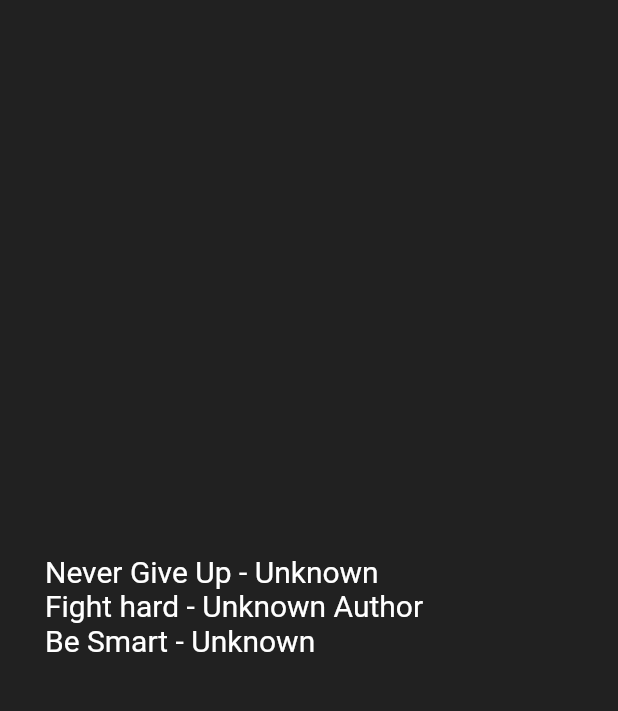
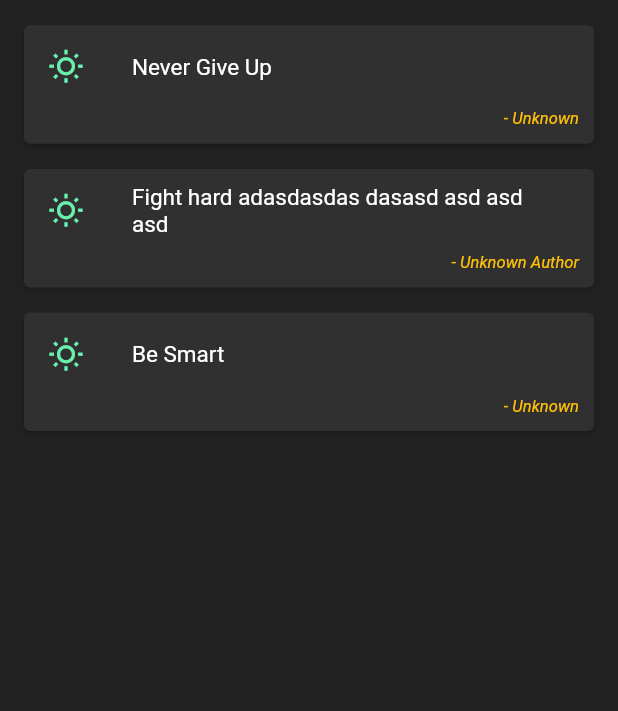
Before and after one commit to bhormilind-dev/FlutterPractice, a Flutter app: the screen it shows after launch, on a phone screen of 412 x 824 dp, the part 84-795 px from its top. Run offline on Flutter 3.47's test engine with Material 2 defaults, Android fonts, the phone set to English and light mode, and no system bars.

Commit message:
Displaying 'Quotes' with Material Card

```diff
--- a/QuoteApp/lib/main.dart
+++ b/QuoteApp/lib/main.dart
@@ -1,5 +1,5 @@
 import 'package:flutter/material.dart';
-import 'package:quote_app/_common/_models/Quotes.dart';
+import 'package:quote_app/_common/_models/Quote.dart';
 
 
 void main() {
@@ -12,9 +12,43 @@ class MyApp extends StatelessWidget {
 
   List<Quotes> quotes = [
     Quotes(text: 'Never Give Up', author: 'Unknown'),
-    Quotes(text: 'Fight hard', author: 'Unknown Author'),
+    Quotes(text: 'Fight hard adasdasdas dasasd asd asd asd', author: 'Unknown Author'),
     Quotes(text: 'Be Smart', author: 'Unknown'),
   ];
+
+  Widget getQuoteWidget(Quotes quote) {
+    return Card(
+      color: Colors.grey[850],
+      margin: const EdgeInsets.fromLTRB(16.0, 16.8, 16.0, 0),
+      child: Padding(
+        padding: const EdgeInsets.fromLTRB(0,0,10,10),
+        child: Column(
+          children: [
+              ListTile(
+                leading: const Icon(Icons.wb_sunny_outlined, color: Colors.greenAccent),
+                title: Text(quote.text,
+                style: const TextStyle(
+                  fontSize: 15.0,
+                  color: Colors.white
+                )),
+              ),
+              Row(
+                mainAxisAlignment: MainAxisAlignment.end,
+                children: [
+                  Text(' - ${quote.author}',
+                    style: const TextStyle(
+                        fontSize: 11.0,
+                        color: Colors.amber,
+                        fontStyle: FontStyle.italic
+                    )),
+                ],
+              ),
+          ],
+        ),
+      ),
+    );
+  }
+
 
   @override
   Widget build(BuildContext context) {
@@ -27,17 +61,11 @@ class MyApp extends StatelessWidget {
         foregroundColor: Colors.white,
         elevation: 0.0,
       ),
-      body:  Padding(
-        padding: EdgeInsets.fromLTRB(30, 40, 30, 0),
-        child: Column(
-          mainAxisAlignment: MainAxisAlignment.center,
+      body: Column(
+          mainAxisAlignment: MainAxisAlignment.start,
           crossAxisAlignment: CrossAxisAlignment.stretch,
-          children: quotes.map((e) => Text('${e.text} - ${e.author}', style: TextStyle(
-            color: Colors.white,
-            fontSize: 20.0
-          ),)).toList()
+          children: quotes.map((e) => getQuoteWidget(e)).toList()
         ),
-      ),
     );
   }
 }
```
Also changed, not shown: QuoteApp/lib/_common/_models/Quote.dart (renamed from QuoteApp/lib/_common/_models/Quotes.dart).
